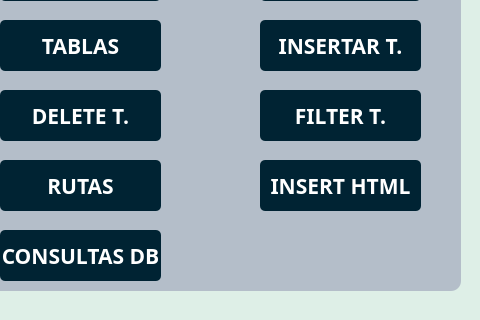
Before: the Qt Designer form interfaz/MainWindow.ui in eldaniell01/windows_python, drawn with Qt 5; both pictures show x 320 to 800 and y 280 to 600 of the 800 by 600 pixel window.
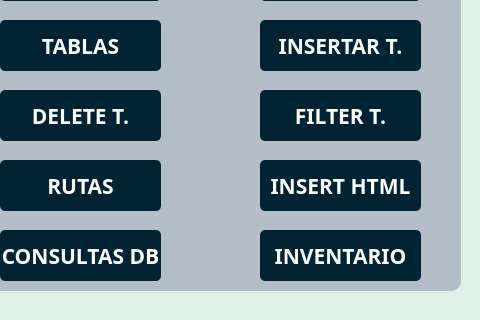
After: the same form once the commit is applied.

```diff
--- a/interfaz/MainWindow.ui
+++ b/interfaz/MainWindow.ui
@@ -613,6 +613,37 @@
      <string>CONSULTAS DB</string>
     </property>
    </widget>
+   <widget class="QPushButton" name="btninventory">
+    <property name="geometry">
+     <rect>
+      <x>560</x>
+      <y>380</y>
+      <width>161</width>
+      <height>51</height>
+     </rect>
+    </property>
+    <property name="font">
+     <font>
+      <family>Hack Nerd Font Mono</family>
+      <pointsize>16</pointsize>
+      <bold>true</bold>
+     </font>
+    </property>
+    <property name="cursor">
+     <cursorShape>PointingHandCursor</cursorShape>
+    </property>
+    <property name="mouseTracking">
+     <bool>false</bool>
+    </property>
+    <property name="styleSheet">
+     <string notr="true">background-color: rgb(0, 35, 51);
+border-radius: 5px;
+color: rgb(255, 255, 255);</string>
+    </property>
+    <property name="text">
+     <string>INVENTARIO</string>
+    </property>
+   </widget>
   </widget>
  </widget>
  <resources/>
```
